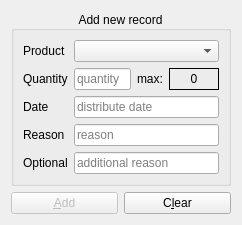
Above: src/ui/AddDistributorRecordWidget.ui from wnt-zhp/zarlock-cpp before the change. Below: the same form after it.
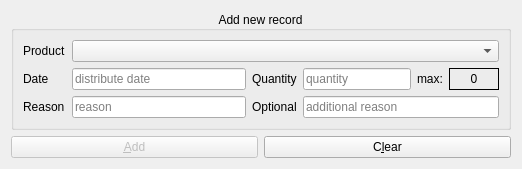
That is the form after the change. Custom widgets are drawn as their Qt base class.

```diff
--- a/src/ui/AddDistributorRecordWidget.ui
+++ b/src/ui/AddDistributorRecordWidget.ui
@@ -6,8 +6,8 @@
    <rect>
     <x>0</x>
     <y>0</y>
-    <width>242</width>
-    <height>209</height>
+    <width>522</width>
+    <height>155</height>
    </rect>
   </property>
   <property name="windowTitle">
@@ -30,20 +30,6 @@
         </property>
        </widget>
       </item>
-      <item row="1" column="0">
-       <widget class="QLabel" name="label_qty">
-        <property name="text">
-         <string>Quantity</string>
-        </property>
-       </widget>
-      </item>
-      <item row="4" column="0">
-       <widget class="QLabel" name="label_reason2">
-        <property name="text">
-         <string>Optional</string>
-        </property>
-       </widget>
-      </item>
       <item row="3" column="0">
        <widget class="QLabel" name="label_reason">
         <property name="text">
@@ -51,7 +37,35 @@
         </property>
        </widget>
       </item>
-      <item row="2" column="0">
+      <item row="3" column="1">
+       <widget class="TextInput" name="edit_reason">
+        <property name="placeholderText">
+         <string>reason</string>
+        </property>
+       </widget>
+      </item>
+      <item row="0" column="1" colspan="3">
+       <widget class="QComboBox" name="combo_products">
+        <property name="insertPolicy">
+         <enum>QComboBox::NoInsert</enum>
+        </property>
+       </widget>
+      </item>
+      <item row="3" column="2">
+       <widget class="QLabel" name="label_reason2">
+        <property name="text">
+         <string>Optional</string>
+        </property>
+       </widget>
+      </item>
+      <item row="3" column="3">
+       <widget class="TextInput" name="edit_reason2">
+        <property name="placeholderText">
+         <string>additional reason</string>
+        </property>
+       </widget>
+      </item>
+      <item row="1" column="0">
        <widget class="QLabel" name="label_date">
         <property name="text">
          <string>Date</string>
@@ -59,6 +73,13 @@
        </widget>
       </item>
       <item row="1" column="1">
+       <widget class="DateInput" name="edit_date">
+        <property name="placeholderText">
+         <string>distribute date</string>
+        </property>
+       </widget>
+      </item>
+      <item row="1" column="3">
        <layout class="QHBoxLayout" name="horizontalLayout" stretch="1,0,0">
         <item>
          <widget class="QtyInput" name="edit_qty">
@@ -98,31 +119,10 @@
         </item>
        </layout>
       </item>
-      <item row="2" column="1">
-       <widget class="DateInput" name="edit_date">
-        <property name="placeholderText">
-         <string>distribute date</string>
-        </property>
-       </widget>
-      </item>
-      <item row="3" column="1">
-       <widget class="TextInput" name="edit_reason">
-        <property name="placeholderText">
-         <string>reason</string>
-        </property>
-       </widget>
-      </item>
-      <item row="4" column="1">
-       <widget class="TextInput" name="edit_reason2">
-        <property name="placeholderText">
-         <string>additional reason</string>
-        </property>
-       </widget>
-      </item>
-      <item row="0" column="1">
-       <widget class="QComboBox" name="combo_products">
-        <property name="insertPolicy">
-         <enum>QComboBox::NoInsert</enum>
+      <item row="1" column="2">
+       <widget class="QLabel" name="label_qty">
+        <property name="text">
+         <string>Quantity</string>
         </property>
        </widget>
       </item>
```
Left out of the diff: 2 changed lines with no effect on the pictures.
